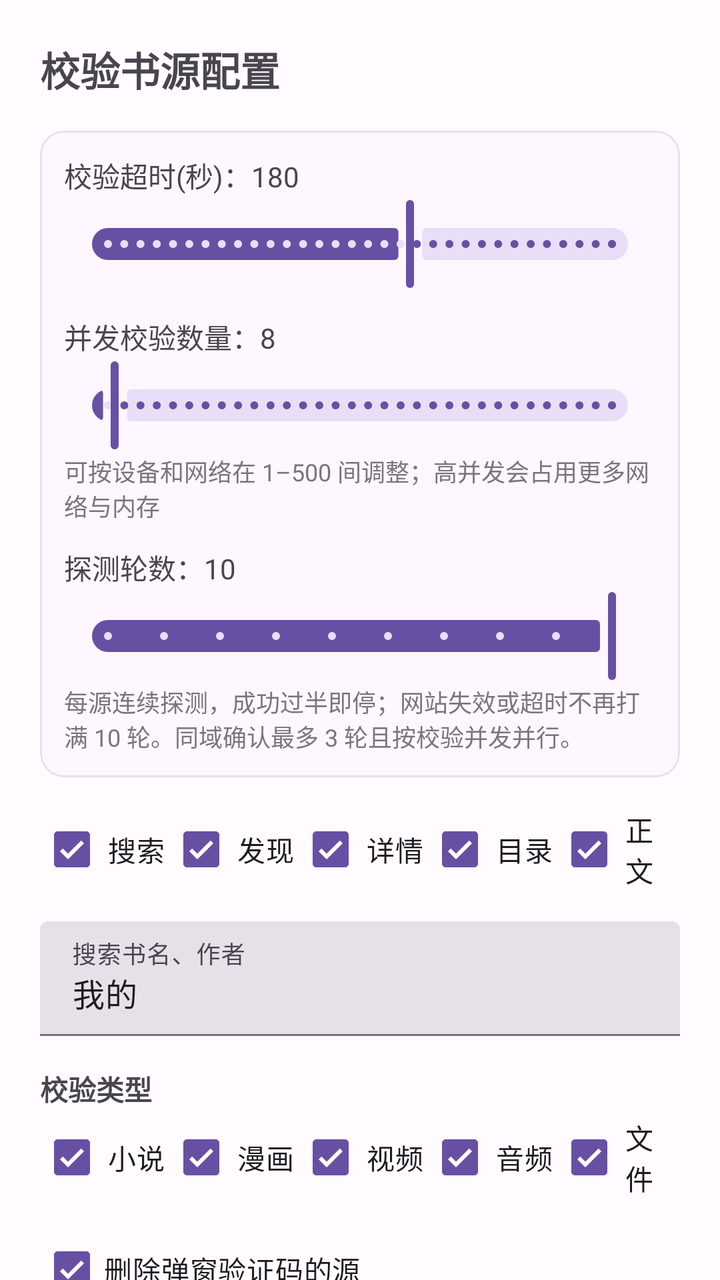
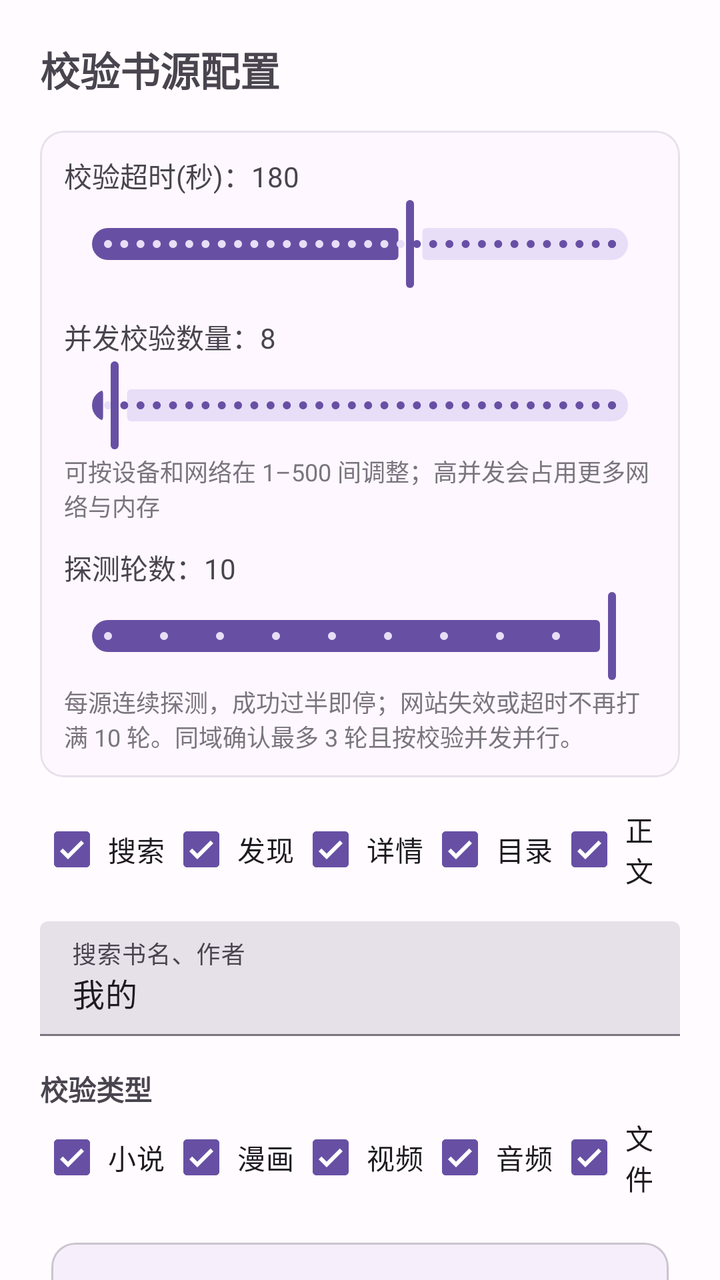

The first picture is an Android layout as it rendered before a commit; the second is the same layout after the commit. The layout source and the unified diff follow.
<!-- AndroidManifest.xml: application theme Theme.YueduDedupe -->
<!-- res/layout/dialog_check_source.xml -->
<?xml version="1.0" encoding="utf-8"?>
<androidx.core.widget.NestedScrollView xmlns:android="http://schemas.android.com/apk/res/android"
    xmlns:app="http://schemas.android.com/apk/res-auto"
    android:layout_width="match_parent"
    android:layout_height="wrap_content"
    android:fillViewport="true">

    <LinearLayout
        android:layout_width="match_parent"
        android:layout_height="wrap_content"
        android:orientation="vertical"
        android:padding="20dp">

        <TextView
            android:layout_width="match_parent"
            android:layout_height="wrap_content"
            android:text="@string/check_source_config"
            android:textSize="20sp"
            android:textStyle="bold" />

        <com.google.android.material.card.MaterialCardView
            android:layout_width="match_parent"
            android:layout_height="wrap_content"
            android:layout_marginTop="16dp"
            app:cardElevation="0dp"
            app:strokeWidth="1dp"
            app:strokeColor="@color/md_theme_surface_variant">

            <LinearLayout
                android:layout_width="match_parent"
                android:layout_height="wrap_content"
                android:orientation="vertical"
                android:padding="12dp">

                <TextView
                    android:id="@+id/tvTimeoutLabel"
                    android:layout_width="match_parent"
                    android:layout_height="wrap_content"
                    android:text="校验超时(秒)：180" />

                <com.google.android.material.slider.Slider
                    android:id="@+id/sliderTimeout"
                    android:layout_width="match_parent"
                    android:layout_height="wrap_content"
                    android:valueFrom="0"
                    android:valueTo="300"
                    android:stepSize="1"
                    android:value="180" />

                <TextView
                    android:id="@+id/tvCheckConcurrencyLabel"
                    android:layout_width="match_parent"
                    android:layout_height="wrap_content"
                    android:layout_marginTop="12dp"
                    android:text="并发校验数量：8" />

                <com.google.android.material.slider.Slider
                    android:id="@+id/sliderCheckConcurrency"
                    android:layout_width="match_parent"
                    android:layout_height="wrap_content"
                    android:valueFrom="1"
                    android:valueTo="500"
                    android:stepSize="1"
                    android:value="8" />

                <TextView
                    android:layout_width="match_parent"
                    android:layout_height="wrap_content"
                    android:text="可按设备和网络在 1–500 间调整；高并发会占用更多网络与内存"
                    android:textColor="@color/md_theme_outline"
                    android:textSize="12sp" />

                <TextView
                    android:id="@+id/tvProbeRoundsLabel"
                    android:layout_width="match_parent"
                    android:layout_height="wrap_content"
                    android:layout_marginTop="12dp"
                    android:text="探测轮数：10" />

                <com.google.android.material.slider.Slider
                    android:id="@+id/sliderProbeRounds"
                    android:layout_width="match_parent"
                    android:layout_height="wrap_content"
                    android:valueFrom="1"
                    android:valueTo="10"
                    android:stepSize="1"
                    android:value="10" />

                <TextView
                    android:layout_width="match_parent"
                    android:layout_height="wrap_content"
                    android:text="每源连续探测，成功过半即停；网站失效或超时不再打满 10 轮。同域确认最多 3 轮且按校验并发并行。"
                    android:textColor="@color/md_theme_outline"
                    android:textSize="12sp" />
            </LinearLayout>
        </com.google.android.material.card.MaterialCardView>

        <LinearLayout
            android:layout_width="match_parent"
            android:layout_height="wrap_content"
            android:layout_marginTop="12dp"
            android:gravity="center"
            android:orientation="horizontal">

            <com.google.android.material.checkbox.MaterialCheckBox
                android:id="@+id/cbSearch"
                android:layout_width="wrap_content"
                android:layout_height="wrap_content"
                android:minWidth="0dp"
                android:paddingStart="2dp"
                android:paddingEnd="2dp"
                android:checked="true"
                android:text="@string/search" />

            <com.google.android.material.checkbox.MaterialCheckBox
                android:id="@+id/cbDiscovery"
                android:layout_width="wrap_content"
                android:layout_height="wrap_content"
                android:minWidth="0dp"
                android:paddingStart="2dp"
                android:paddingEnd="2dp"
                android:checked="true"
                android:text="@string/discovery" />

            <com.google.android.material.checkbox.MaterialCheckBox
                android:id="@+id/cbInfo"
                android:layout_width="wrap_content"
                android:layout_height="wrap_content"
                android:minWidth="0dp"
                android:paddingStart="2dp"
                android:paddingEnd="2dp"
                android:checked="true"
                android:text="@string/source_tab_info" />

            <com.google.android.material.checkbox.MaterialCheckBox
                android:id="@+id/cbCategory"
                android:layout_width="wrap_content"
                android:layout_height="wrap_content"
                android:minWidth="0dp"
                android:paddingStart="2dp"
                android:paddingEnd="2dp"
                android:checked="true"
                android:text="@string/chapter_list" />

            <com.google.android.material.checkbox.MaterialCheckBox
                android:id="@+id/cbContent"
                android:layout_width="wrap_content"
                android:layout_height="wrap_content"
                android:minWidth="0dp"
                android:paddingStart="2dp"
                android:paddingEnd="2dp"
                android:checked="true"
                android:text="@string/source_tab_content" />
        </LinearLayout>

        <com.google.android.material.textfield.TextInputLayout
            android:id="@+id/tilCheckKeyword"
            style="@style/Widget.Material3.TextInputLayout.FilledBox"
            android:layout_width="match_parent"
            android:layout_height="wrap_content"
            android:layout_marginTop="12dp"
            android:hint="@string/check_source_keyword"
            app:boxBackgroundMode="filled">

            <com.google.android.material.textfield.TextInputEditText
                android:id="@+id/etCheckKeyword"
                android:layout_width="match_parent"
                android:layout_height="wrap_content"
                android:importantForAutofill="no"
                android:inputType="text"
                android:maxLines="1"
                android:text="@string/check_source_keyword_default" />
        </com.google.android.material.textfield.TextInputLayout>

        <TextView
            android:layout_width="match_parent"
            android:layout_height="wrap_content"
            android:layout_marginTop="16dp"
            android:text="@string/check_source_kinds"
            android:textStyle="bold" />

        <LinearLayout
            android:layout_width="match_parent"
            android:layout_height="wrap_content"
            android:gravity="center"
            android:orientation="horizontal">

            <com.google.android.material.checkbox.MaterialCheckBox
                android:id="@+id/cbKindNovel"
                android:layout_width="wrap_content"
                android:layout_height="wrap_content"
                android:minWidth="0dp"
                android:paddingStart="2dp"
                android:paddingEnd="2dp"
                android:checked="true"
                android:text="@string/kind_novel" />

            <com.google.android.material.checkbox.MaterialCheckBox
                android:id="@+id/cbKindComic"
                android:layout_width="wrap_content"
                android:layout_height="wrap_content"
                android:minWidth="0dp"
                android:paddingStart="2dp"
                android:paddingEnd="2dp"
                android:checked="true"
                android:text="@string/kind_comic" />

            <com.google.android.material.checkbox.MaterialCheckBox
                android:id="@+id/cbKindVideo"
                android:layout_width="wrap_content"
                android:layout_height="wrap_content"
                android:minWidth="0dp"
                android:paddingStart="2dp"
                android:paddingEnd="2dp"
                android:checked="true"
                android:text="@string/kind_video" />

            <com.google.android.material.checkbox.MaterialCheckBox
                android:id="@+id/cbKindAudio"
                android:layout_width="wrap_content"
                android:layout_height="wrap_content"
                android:minWidth="0dp"
                android:paddingStart="2dp"
                android:paddingEnd="2dp"
                android:checked="true"
                android:text="@string/kind_audio" />

            <com.google.android.material.checkbox.MaterialCheckBox
                android:id="@+id/cbKindFile"
                android:layout_width="wrap_content"
                android:layout_height="wrap_content"
                android:minWidth="0dp"
                android:paddingStart="2dp"
                android:paddingEnd="2dp"
                android:checked="true"
                android:text="@string/kind_file" />
        </LinearLayout>

        <com.google.android.material.checkbox.MaterialCheckBox
            android:id="@+id/cbDeleteCaptcha"
            android:layout_width="match_parent"
            android:layout_height="wrap_content"
            android:layout_marginTop="8dp"
            android:checked="true"
            android:text="@string/delete_captcha" />

        <LinearLayout
            android:layout_width="match_parent"
            android:layout_height="wrap_content"
            android:layout_marginTop="16dp"
            android:gravity="end"
            android:orientation="horizontal">

            <com.google.android.material.button.MaterialButton
                android:id="@+id/btnReset"
                style="@style/Widget.Material3.Button.TextButton"
                android:layout_width="wrap_content"
                android:layout_height="wrap_content"
                android:text="@string/reset_defaults" />

            <View
                android:layout_width="0dp"
                android:layout_height="0dp"
                android:layout_weight="1" />

            <com.google.android.material.button.MaterialButton
                android:id="@+id/btnCancel"
                style="@style/Widget.Material3.Button.TextButton"
                android:layout_width="wrap_content"
                android:layout_height="wrap_content"
                android:text="@string/cancel" />

            <com.google.android.material.button.MaterialButton
                android:id="@+id/btnOk"
                android:layout_width="wrap_content"
                android:layout_height="wrap_content"
                android:text="@string/ok" />
        </LinearLayout>
    </LinearLayout>
</androidx.core.widget.NestedScrollView>
<!-- resources referenced by this layout -->
<resources>
  <color name="md_theme_outline">#79747E</color>
  <color name="md_theme_surface_variant">#E7E0EC</color>
  <string name="cancel">取消</string>
  <string name="chapter_list">目录</string>
  <string name="check_source_config">校验书源配置</string>
  <string name="check_source_keyword">搜索书名、作者</string>
  <string name="check_source_keyword_default">我的</string>
  <string name="check_source_kinds">校验类型</string>
  <string name="delete_captcha">删除弹窗验证码的源</string>
  <string name="discovery">发现</string>
  <string name="kind_audio">音频</string>
  <string name="kind_comic">漫画</string>
  <string name="kind_file">文件</string>
  <string name="kind_novel">小说</string>
  <string name="kind_video">视频</string>
  <string name="ok">确定</string>
  <string name="reset_defaults">重置默认</string>
  <string name="search">搜索</string>
  <string name="source_tab_content">正文</string>
  <string name="source_tab_info">详情</string>
  <style name="Theme.YueduDedupe" parent="Theme.Material3.Light.NoActionBar">
          <item name="colorPrimary">@color/md_theme_primary</item>
          <item name="colorOnPrimary">@color/md_theme_on_primary</item>
          <item name="colorPrimaryContainer">@color/md_theme_primary_container</item>
          <item name="colorSecondary">@color/md_theme_secondary</item>
          <item name="android:statusBarColor">@color/md_theme_surface</item>
          <item name="android:navigationBarColor">@color/md_theme_surface</item>
          <item name="android:windowLightStatusBar">true</item>
          <item name="android:windowBackground">@color/md_theme_background</item>
      </style>
  <color name="md_theme_primary">#6750A4</color>
  <color name="md_theme_on_primary">#FFFFFF</color>
  <color name="md_theme_primary_container">#EADDFF</color>
  <color name="md_theme_secondary">#625B71</color>
  <color name="md_theme_surface">#FFFBFE</color>
  <color name="md_theme_background">#FFFBFE</color>
</resources>

<!-- the commit's change to res/layout/dialog_check_source.xml (unified diff, before → after) -->
@@ -236,13 +236,77 @@
                 android:text="@string/kind_file" />
         </LinearLayout>
 
-        <com.google.android.material.checkbox.MaterialCheckBox
-            android:id="@+id/cbDeleteCaptcha"
+        <com.google.android.material.card.MaterialCardView
+            android:layout_width="match_parent"
+            android:layout_height="wrap_content"
+            android:layout_marginTop="12dp"
+            app:cardElevation="1dp"
+            app:cardUseCompatPadding="true">
+
+            <LinearLayout
+                android:layout_width="match_parent"
+                android:layout_height="wrap_content"
+                android:orientation="vertical"
+                android:padding="16dp">
+
+                <com.google.android.material.materialswitch.MaterialSwitch
+                    android:id="@+id/switchCleanLogin"
+                    android:layout_width="match_parent"
+                    android:layout_height="wrap_content"
+                    android:checked="true"
+                    android:text="@string/clean_login" />
+
+                <com.google.android.material.materialswitch.MaterialSwitch
+                    android:id="@+id/switchDeleteCaptcha"
+                    android:layout_width="match_parent"
+                    android:layout_height="wrap_content"
+                    android:layout_marginTop="4dp"
+                    android:checked="true"
+                    android:text="@string/delete_captcha" />
+
+                <com.google.android.material.materialswitch.MaterialSwitch
+                    android:id="@+id/switchQuickMode"
+                    android:layout_width="match_parent"
+                    android:layout_height="wrap_content"
+                    android:layout_marginTop="4dp"
+                    android:text="@string/quick_mode" />
+
+                <com.google.android.material.materialswitch.MaterialSwitch
+                    android:id="@+id/switchQuickAccurate"
+                    android:layout_width="match_parent"
+                    android:layout_height="wrap_content"
+                    android:layout_marginTop="4dp"
+                    android:text="@string/quick_accurate" />
+
+                <TextView
+                    android:id="@+id/tvQuickAccurateDesc"
+                    android:layout_width="match_parent"
+                    android:layout_height="wrap_content"
+                    android:layout_marginTop="2dp"
+                    android:text="@string/quick_accurate_desc"
+                    android:textColor="@color/md_theme_outline"
+                    android:textSize="12sp" />
+            </LinearLayout>
+        </com.google.android.material.card.MaterialCardView>
+
+        <com.google.android.material.textfield.TextInputLayout
+            android:id="@+id/tilOkStatus"
+            style="@style/Widget.Material3.TextInputLayout.FilledBox"
             android:layout_width="match_parent"
             android:layout_height="wrap_content"
             android:layout_marginTop="8dp"
-            android:checked="true"
-            android:text="@string/delete_captcha" />
+            android:hint="@string/ok_status_ranges"
+            app:boxBackgroundMode="filled">
+
+            <com.google.android.material.textfield.TextInputEditText
+                android:id="@+id/etOkStatus"
+                android:layout_width="match_parent"
+                android:layout_height="wrap_content"
+                android:importantForAutofill="no"
+                android:inputType="text"
+                android:maxLines="1"
+                android:text="200-399" />
+        </com.google.android.material.textfield.TextInputLayout>
 
         <LinearLayout
             android:layout_width="match_parent"
<!-- resource entries referenced after the edit -->
@@ -8,6 +8,7 @@
   <string name="check_source_keyword">搜索书名、作者</string>
   <string name="check_source_keyword_default">我的</string>
   <string name="check_source_kinds">校验类型</string>
+  <string name="clean_login">清理需要登录的源</string>
   <string name="delete_captcha">删除弹窗验证码的源</string>
   <string name="discovery">发现</string>
   <string name="kind_audio">音频</string>
@@ -16,6 +17,10 @@
   <string name="kind_novel">小说</string>
   <string name="kind_video">视频</string>
   <string name="ok">确定</string>
+  <string name="ok_status_ranges">可用 HTTP 状态码（如 200-399 或 200,403,500-502）</string>
+  <string name="quick_accurate">快速准确（推荐：仅搜索+详情 · 3 轮 · 超时 60s）</string>
+  <string name="quick_accurate_desc">过半通过才判可用，减少抖动误判；只测网页可达性不代表阅读规则全链路可用；未跑到的步骤保留待复核，不误删；不影响登录/验证码清理开关</string>
+  <string name="quick_mode">快速模式（仅搜索+详情，手动轮数/超时）</string>
   <string name="reset_defaults">重置默认</string>
   <string name="search">搜索</string>
   <string name="source_tab_content">正文</string>
